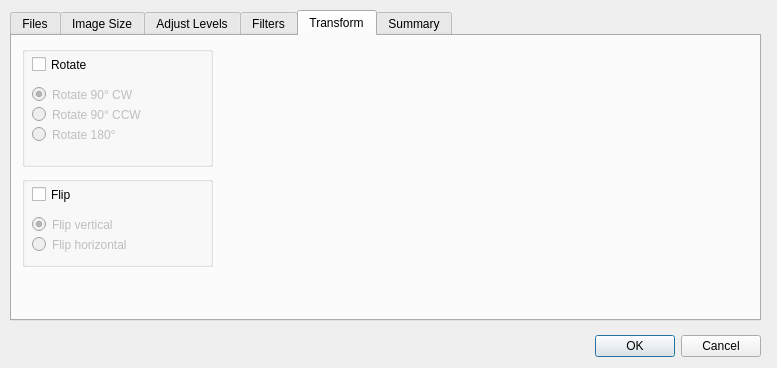
This is src/dialogs/batchdialog.ui in PhotoFlare/photoflare as Qt 5 draws it before an edit. The edited form follows.
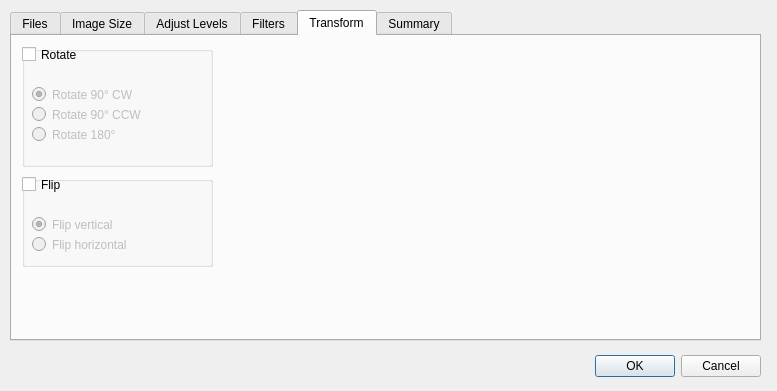
This is the edited form. The open tabs and pages were chosen to show the change. Custom widgets are drawn as their Qt base class.

Commit message: Expand dialog string size to allow language strings to fit on screen

```diff
--- a/src/dialogs/batchdialog.ui
+++ b/src/dialogs/batchdialog.ui
@@ -7,7 +7,7 @@
     <x>0</x>
     <y>0</y>
     <width>777</width>
-    <height>368</height>
+    <height>391</height>
    </rect>
   </property>
   <property name="windowTitle">
@@ -20,7 +20,7 @@
    <property name="geometry">
     <rect>
      <x>420</x>
-     <y>330</y>
+     <y>350</y>
      <width>341</width>
      <height>32</height>
     </rect>
@@ -38,7 +38,7 @@
      <x>10</x>
      <y>10</y>
      <width>751</width>
-     <height>311</height>
+     <height>331</height>
     </rect>
    </property>
    <property name="currentIndex">
@@ -987,9 +987,9 @@
      <widget class="QCheckBox" name="rotateCheckBox">
       <property name="geometry">
        <rect>
-        <x>10</x>
-        <y>10</y>
-        <width>70</width>
+        <x>0</x>
+        <y>0</y>
+        <width>151</width>
         <height>17</height>
        </rect>
       </property>
@@ -1067,9 +1067,9 @@
      <widget class="QCheckBox" name="flipCheckBox">
       <property name="geometry">
        <rect>
-        <x>10</x>
-        <y>10</y>
-        <width>70</width>
+        <x>0</x>
+        <y>0</y>
+        <width>131</width>
         <height>17</height>
        </rect>
       </property>
```
Left out of the diff: 26 changed lines with no effect on the pictures. The commit also changes 4 other files.
